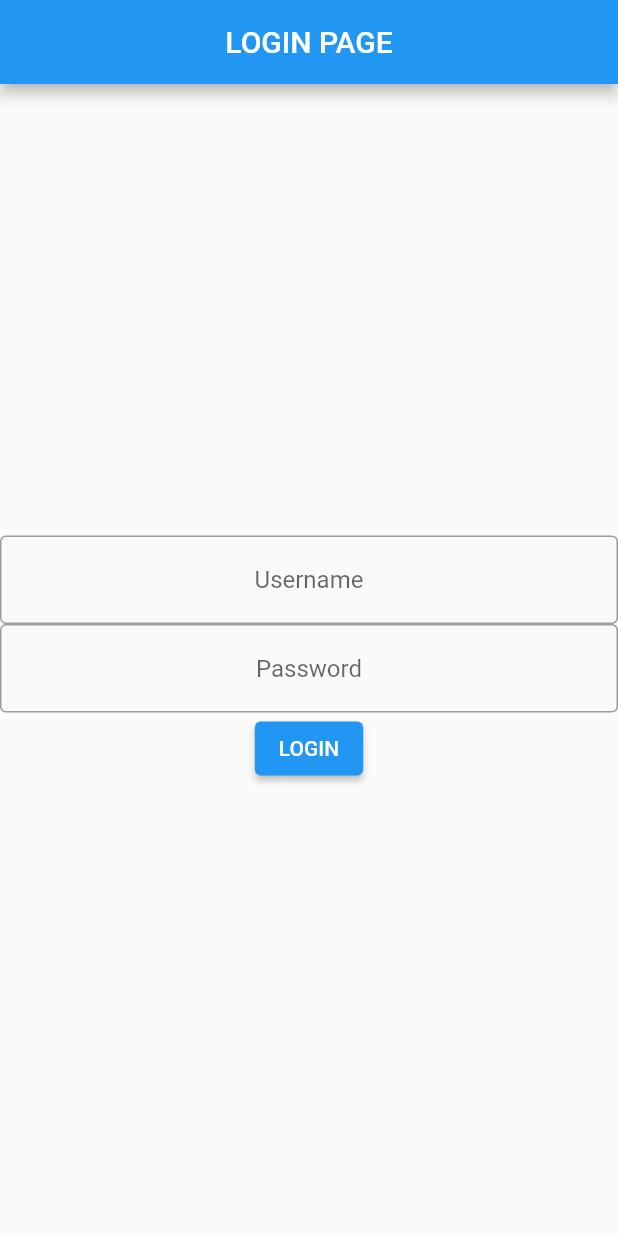
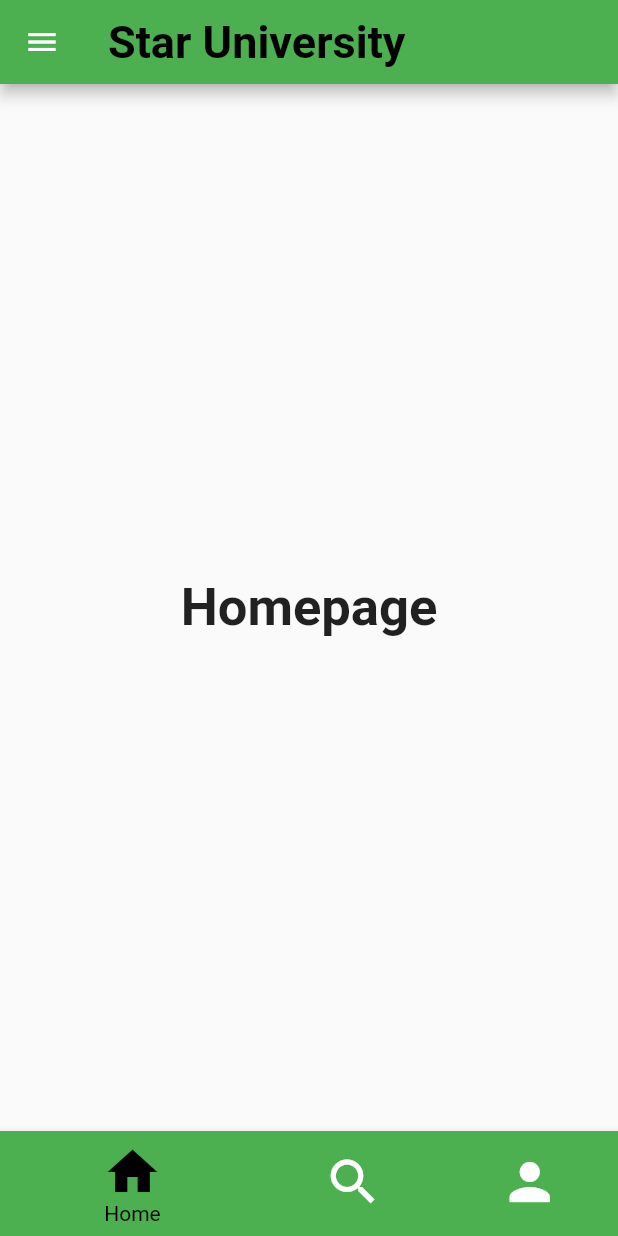
Before and after one commit to Blackwell19992510/uni, a Flutter app: the screen it shows after launch, after a tap on "LOGIN", on a phone screen of 412 x 824 dp. Run offline on Flutter 3.47's test engine with Material 2 defaults, Android fonts, the phone set to English and light mode, and no system bars.

Commit message:
added splashscreen and homepage

```diff
--- /dev/null
+++ b/lib/Screens/homepage.dart
@@ -0,0 +1,74 @@
+import 'package:flutter/material.dart';
+
+class Homepage extends StatefulWidget {
+  const Homepage({super.key});
+
+  @override
+  State<Homepage> createState() => _HomepageState();
+}
+
+class _HomepageState extends State<Homepage> {
+  int _selectedIndex = 0;
+  static const List<Widget> _WidgetOptions = <Widget>[
+    Text('Homepage',
+        style: TextStyle(fontSize: 35, fontWeight: FontWeight.bold)),
+    Text('Search', style: TextStyle(fontSize: 35, fontWeight: FontWeight.bold)),
+    Text(
+      'Profile',
+      style: TextStyle(fontSize: 35, fontWeight: FontWeight.bold),
+    )
+  ];
+
+  void _onItemTapped(int index) {
+    setState(() {
+      _selectedIndex = index;
+    });
+  }
+
+  @override
+  Widget build(BuildContext context) {
+    return Scaffold(
+      appBar: AppBar(
+        title: const Text('Star University'),
+        titleTextStyle: const TextStyle(
+            color: Colors.black, fontSize: 30, fontWeight: FontWeight.bold),
+        backgroundColor: Colors.green,
+      ),
+      drawer: Drawer(
+        backgroundColor: Colors.green,
+        child: ListView(
+          padding: EdgeInsets.zero,
+          children: [],
+        ),
+      ),
+      body: Center(
+        child: _WidgetOptions.elementAt(_selectedIndex),
+      ),
+      bottomNavigationBar: BottomNavigationBar(
+        items: const <BottomNavigationBarItem>[
+          BottomNavigationBarItem(
+            icon: Icon(Icons.home),
+            label: ('Home'),
+            backgroundColor: Colors.green,
+          ),
+          BottomNavigationBarItem(
+            icon: Icon(Icons.search),
+            label: ('Search'),
+            backgroundColor: Colors.green,
+          ),
+          BottomNavigationBarItem(
+            icon: Icon(Icons.person),
+            label: ('Profile'),
+            backgroundColor: Colors.green,
+          ),
+        ],
+        type: BottomNavigationBarType.shifting,
+        currentIndex: _selectedIndex,
+        selectedItemColor: Colors.black,
+        iconSize: 40,
+        onTap: _onItemTapped,
+        elevation: 5,
+      ),
+    );
+  }
+}
--- a/lib/Screens/login.dart
+++ b/lib/Screens/login.dart
@@ -1,35 +1,64 @@
 import 'package:flutter/material.dart';
+import 'package:uni/Screens/homepage.dart';
 
-class HomeScreen extends StatelessWidget {
-  const HomeScreen({super.key});
+class Login extends StatelessWidget {
+  const Login({super.key});
 
   @override
   Widget build(BuildContext context) {
     return Scaffold(
-      appBar: AppBar(
-        title: const Text("LOGIN PAGE"),
-        centerTitle: true,
-      ),
-      body: Column(
-        mainAxisAlignment: MainAxisAlignment.center,
-        children: [
-          const TextField(
+      body: Column(mainAxisAlignment: MainAxisAlignment.center, children: [
+        const SizedBox(
+          height: 25,
+        ),
+        const Icon(
+          Icons.lock,
+          size: 60,
+        ),
+        const SizedBox(
+          height: 25,
+        ),
+        const Padding(
+          padding: EdgeInsets.all(8.0),
+          child: TextField(
+            obscureText: false,
             textAlign: TextAlign.center,
             decoration: InputDecoration(
               hintText: "Username",
               border: OutlineInputBorder(),
             ),
           ),
-          const TextField(
+        ),
+        const SizedBox(
+          height: 1,
+        ),
+        const Padding(
+          padding: EdgeInsets.all(8.0),
+          child: TextField(
+            obscureText: true,
             textAlign: TextAlign.center,
             decoration: InputDecoration(
               hintText: "Password",
               border: OutlineInputBorder(),
             ),
           ),
-          ElevatedButton(onPressed: () {}, child: const Text("LOGIN"))
-        ],
-      ),
+        ),
+        const Padding(
+          padding: EdgeInsets.all(8.0),
+          child: Row(
+            mainAxisAlignment: MainAxisAlignment.end,
+            children: [
+              Text("forgot password?"),
+            ],
+          ),
+        ),
+        ElevatedButton(
+            onPressed: () {
+              Navigator.push(context,
+                  MaterialPageRoute(builder: (context) => const Homepage()));
+            },
+            child: const Text("LOGIN")),
+      ]),
     );
   }
 }
--- /dev/null
+++ b/lib/Screens/splashscreen.dart
@@ -0,0 +1,61 @@
+import 'package:flutter/material.dart';
+import 'package:flutter/services.dart';
+import 'package:uni/screens/login.dart';
+
+class Splashscreen extends StatefulWidget {
+  const Splashscreen({super.key});
+
+  @override
+  State<Splashscreen> createState() => _SplashscreenState();
+}
+
+class _SplashscreenState extends State<Splashscreen>
+    with SingleTickerProviderStateMixin {
+  @override
+  void initState() {
+    super.initState();
+    SystemChrome.setEnabledSystemUIMode(SystemUiMode.immersive);
+    Future.delayed(const Duration(seconds: 3), () {
+      Navigator.pushReplacement(
+          context,
+          MaterialPageRoute(
+            builder: (context) => const Login(),
+          ));
+    });
+  }
+
+  @override
+  void dispose() {
+    SystemChrome.setEnabledSystemUIMode(SystemUiMode.manual,
+        overlays: SystemUiOverlay.values);
+    super.dispose();
+  }
+
+  @override
+  Widget build(BuildContext context) {
+    return Scaffold(
+        backgroundColor: Colors.black,
+        body: Center(
+          child: Column(
+            mainAxisAlignment: MainAxisAlignment.center,
+            children: [
+              Container(
+                height: 100,
+                width: 100,
+                decoration: const BoxDecoration(
+                    image: DecorationImage(
+                        image: AssetImage("images/icon.jpg"),
+                        fit: BoxFit.cover)),
+              ),
+              const Text(
+                'Star University',
+                style: TextStyle(
+                    fontSize: 30,
+                    fontWeight: FontWeight.bold,
+                    color: Colors.white),
+              ),
+            ],
+          ),
+        ));
+  }
+}
--- a/lib/main.dart
+++ b/lib/main.dart
@@ -1,5 +1,5 @@
 import 'package:flutter/material.dart';
-import 'package:uni/Screens/login.dart';
+import 'package:uni/Screens/splashscreen.dart';
 
 void main() {
   runApp(const MyApp());
@@ -13,7 +13,7 @@ class MyApp extends StatelessWidget {
   Widget build(BuildContext context) {
     return const MaterialApp(
       title: 'uni',
-      home: HomeScreen(),
+      home: Splashscreen(),
       debugShowCheckedModeBanner: false,
     );
   }
```
Also changed, not shown: pubspec.yaml (+5 -6 lines), images/background.jpg (added), images/building.png (added), images/icon.jpg (added), lib/Screens/splash.dart (deleted), pubspec.lock, 2 other files.
